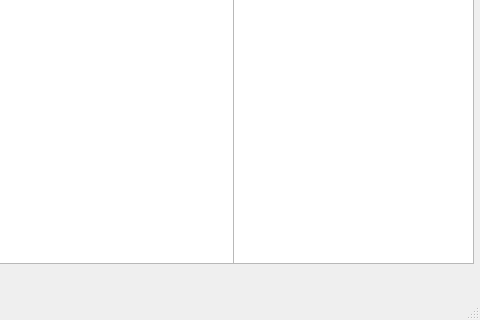
This is Student/mainwindow.ui in eerotarri/Korttipeli as Qt 5 draws it before an edit; both pictures show x 557 to 1037 and y 317 to 637 of the 1037 by 637 pixel window. The edited form follows.
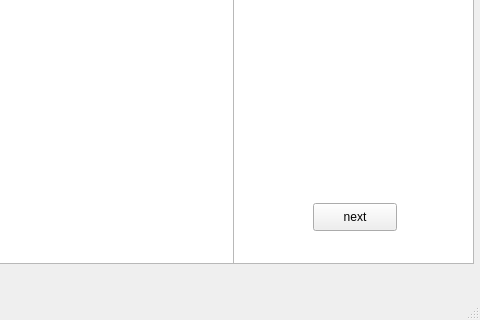
This is the edited form.

The edit to the form file:
```diff
--- a/Student/mainwindow.ui
+++ b/Student/mainwindow.ui
@@ -152,6 +152,19 @@
      </rect>
     </property>
    </widget>
+   <widget class="QPushButton" name="nextButton">
+    <property name="geometry">
+     <rect>
+      <x>870</x>
+      <y>520</y>
+      <width>84</width>
+      <height>28</height>
+     </rect>
+    </property>
+    <property name="text">
+     <string>next</string>
+    </property>
+   </widget>
   </widget>
   <widget class="QMenuBar" name="menubar">
    <property name="geometry">
```
